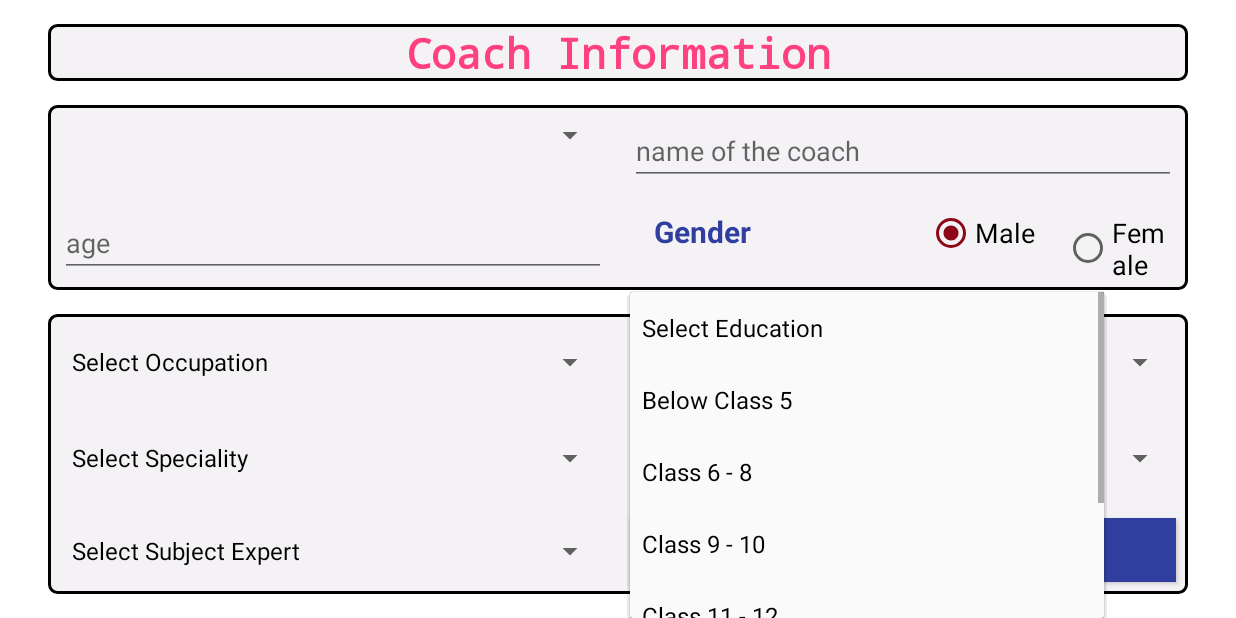
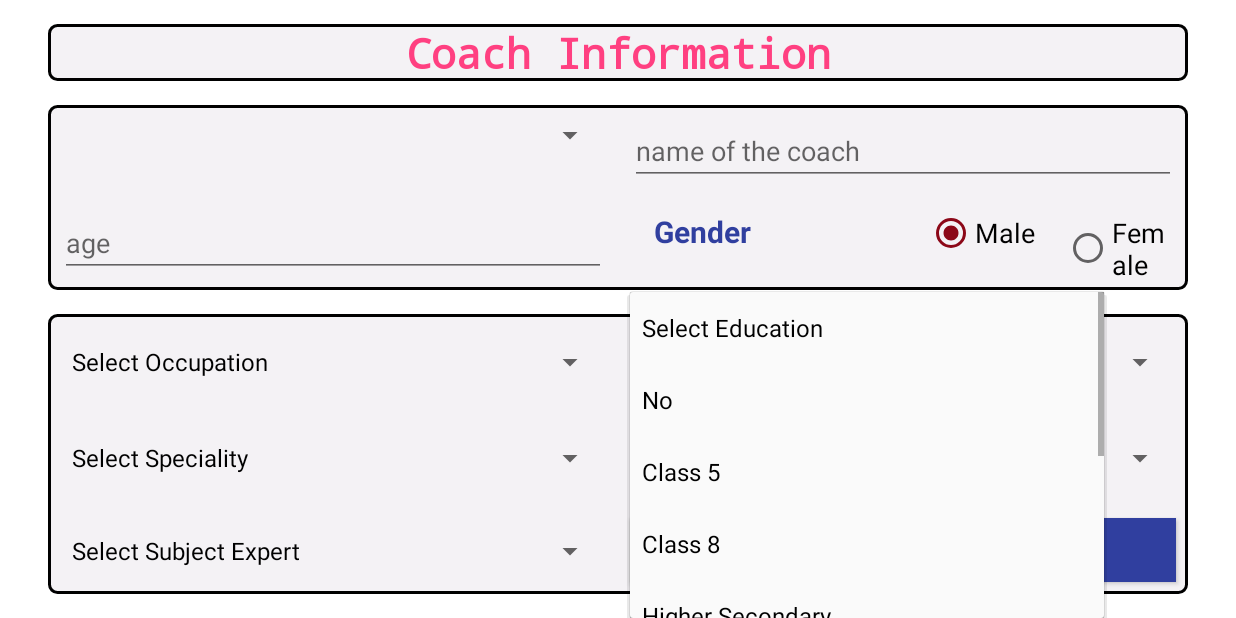
Before and after one commit to prathamApp/AdminApp, an Android app: the CoachInformationForm screen opened directly, with no data from a screen before it, after a tap on "Select Education", on a phone screen of 824 x 412 dp (held sideways). Run offline under Robolectric (Android 15) with nearby library versions, the phone set to English and light mode, and no system bars; our stand-ins replace ButterKnife, Room's generated code; libraries missing offline, so code that uses them is left out: com.androidnetworking, com.androidnetworking.error, com.androidnetworking.interfaces; pictures from the network do not load.

Commit message:
Aug 06 Course Completion   change PoJo -- done   Submit button data --- done   PUSH API Course Completion --- done
Push Everything when connected to Net in Dashboard(There is no option to push the data)--- done
remove username(AmolMoghe) password from Main Activity --- done

Coach Information: --- DONE
  The "Select Occupation" option should be compulsory.  --- done
  Keep the options for Education as:
       No=0,Class 5th= 5, Class 8= 8 Higher Secondary.=10, Intermediate=12,Graduation=15,Post Graduation=17,Other=18) --- done
       After the equals to Sign I have given the coding for each options. --- done

```diff
--- a/app/src/main/res/values/strings.xml
+++ b/app/src/main/res/values/strings.xml
@@ -138,12 +138,14 @@
 
     <string-array name="array_Education">
         <item>Select Education</item>
-        <item>Below Class 5</item>
-        <item>Class 6 - 8</item>
-        <item>Class 9 - 10</item>
-        <item>Class 11 - 12</item>
-        <item>Undergraduate</item>
-        <item>Post-Graduate</item>
+        <item>No</item>
+        <item>Class 5</item>
+        <item>Class 8</item>
+        <item>Higher Secondary</item>
+        <item>Intermediate</item>
+        <item>Graduate</item>
+        <item>Post Graduate</item>
+        <item>Others</item>
     </string-array>
 
 
```
Also changed, not shown: app/src/main/java/com/pratham/admin/activities/MainActivity.java (+4 -4 lines), app/src/main/java/com/pratham/admin/forms/CoachInformationForm.java (+17 -2 lines).
